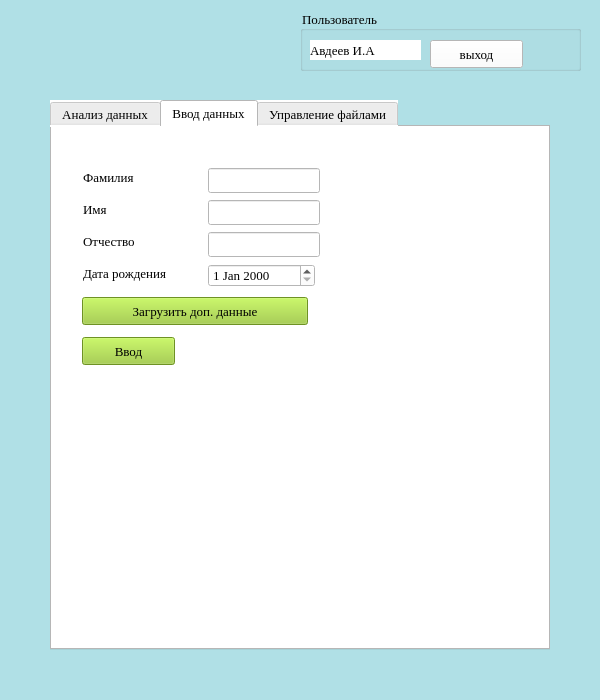
The window that src/ui/mainWindow.ui (alneremin/lung-cancer-diagnosis) describes before a commit, drawn with Qt 5.
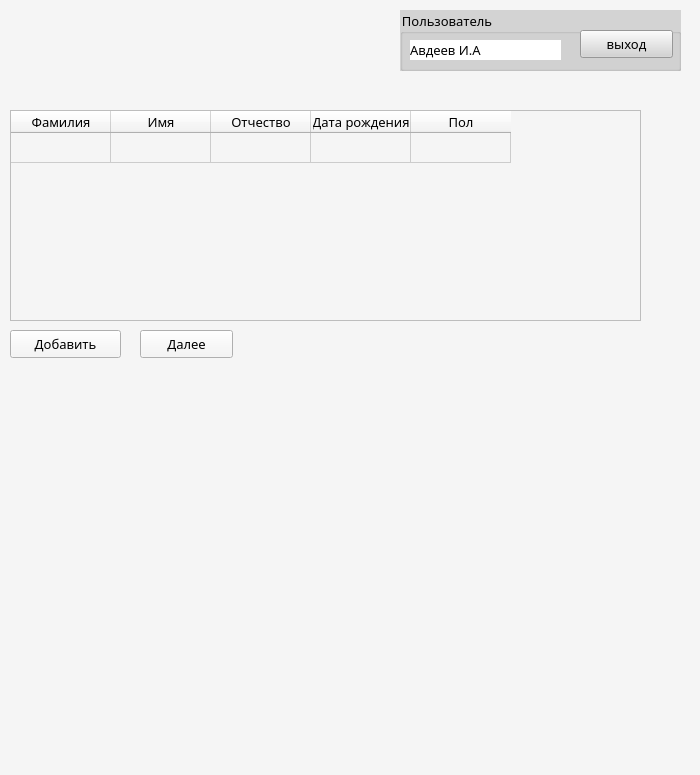
The same window after the commit. The open tabs and pages were chosen to show the change.

```diff
--- a/src/ui/mainWindow.ui
+++ b/src/ui/mainWindow.ui
@@ -6,8 +6,8 @@
    <rect>
     <x>0</x>
     <y>0</y>
-    <width>600</width>
-    <height>700</height>
+    <width>700</width>
+    <height>775</height>
    </rect>
   </property>
   <property name="sizePolicy">
@@ -18,30 +18,31 @@
   </property>
   <property name="minimumSize">
    <size>
-    <width>600</width>
-    <height>700</height>
+    <width>700</width>
+    <height>775</height>
    </size>
   </property>
   <property name="maximumSize">
    <size>
-    <width>600</width>
-    <height>700</height>
+    <width>700</width>
+    <height>775</height>
    </size>
   </property>
   <property name="windowTitle">
    <string>Система меддиагностики</string>
   </property>
   <property name="styleSheet">
-   <string notr="true">background-color: rgb(176, 224, 230)</string>
+   <string notr="true">font: 10pt corbel;
+background: rgb(245, 245, 245);	</string>
   </property>
   <widget class="QWidget" name="centralwidget">
    <widget class="QTabWidget" name="tabWidget">
     <property name="geometry">
      <rect>
-      <x>50</x>
-      <y>100</y>
-      <width>500</width>
-      <height>550</height>
+      <x>10</x>
+      <y>80</y>
+      <width>700</width>
+      <height>800</height>
      </rect>
     </property>
     <property name="sizePolicy">
@@ -50,19 +51,195 @@
       <verstretch>0</verstretch>
      </sizepolicy>
     </property>
+    <property name="minimumSize">
+     <size>
+      <width>700</width>
+      <height>800</height>
+     </size>
+    </property>
+    <property name="maximumSize">
+     <size>
+      <width>700</width>
+      <height>800</height>
+     </size>
+    </property>
     <property name="focusPolicy">
      <enum>Qt::NoFocus</enum>
     </property>
     <property name="styleSheet">
-     <string notr="true">background-color: white;
-font: 10pt Times New Roman</string>
+     <string notr="true">QTabWidget QWidget {
+	background: rgb(245, 245, 245);
+	color:black;
+}
+QTabWidget::pane {
+  border: none;
+} 
+
+QTabBar::tab{
+	background: red;
+	width:0; 
+	height: 0; 		
+	margin: 0;
+	padding: 0;
+	border: none;
+} 
+</string>
+    </property>
+    <property name="tabPosition">
+     <enum>QTabWidget::North</enum>
+    </property>
+    <property name="tabShape">
+     <enum>QTabWidget::Rounded</enum>
     </property>
     <property name="currentIndex">
      <number>0</number>
     </property>
+    <property name="usesScrollButtons">
+     <bool>true</bool>
+    </property>
+    <property name="tabBarAutoHide">
+     <bool>false</bool>
+    </property>
+    <widget class="QWidget" name="startAnalyze">
+     <property name="styleSheet">
+      <string notr="true"/>
+     </property>
+     <attribute name="title">
+      <string/>
+     </attribute>
+     <widget class="QTableWidget" name="tableWidget">
+      <property name="geometry">
+       <rect>
+        <x>0</x>
+        <y>30</y>
+        <width>631</width>
+        <height>211</height>
+       </rect>
+      </property>
+      <attribute name="verticalHeaderVisible">
+       <bool>false</bool>
+      </attribute>
+      <row>
+       <property name="text">
+        <string>пупкин</string>
+       </property>
+      </row>
+      <column>
+       <property name="text">
+        <string>Фамилия</string>
+       </property>
+      </column>
+      <column>
+       <property name="text">
+        <string>Имя</string>
+       </property>
+      </column>
+      <column>
+       <property name="text">
+        <string>Отчество</string>
+       </property>
+      </column>
+      <column>
+       <property name="text">
+        <string>Дата рождения</string>
+       </property>
+      </column>
+      <column>
+       <property name="text">
+        <string>Пол</string>
+       </property>
+      </column>
+     </widget>
+     <widget class="QPushButton" name="buttonDownFile">
+      <property name="geometry">
+       <rect>
+        <x>130</x>
+        <y>250</y>
+        <width>93</width>
+        <height>28</height>
+       </rect>
+      </property>
+      <property name="text">
+       <string>Далее</string>
+      </property>
+     </widget>
+     <widget class="QPushButton" name="buttonAddPatient">
+      <property name="geometry">
+       <rect>
+        <x>0</x>
+        <y>250</y>
+        <width>111</width>
+        <height>28</height>
+       </rect>
+      </property>
+      <property name="text">
+       <string>Добавить</string>
+      </property>
+     </widget>
+    </widget>
+    <widget class="QWidget" name="downloadFile">
+     <attribute name="title">
+      <string/>
+     </attribute>
+     <widget class="QPushButton" name="buttonDownloadCTFile">
+      <property name="geometry">
+       <rect>
+        <x>50</x>
+        <y>100</y>
+        <width>141</width>
+        <height>28</height>
+       </rect>
+      </property>
+      <property name="styleSheet">
+       <string notr="true"/>
+      </property>
+      <property name="text">
+       <string>Загрузить файл</string>
+      </property>
+     </widget>
+     <widget class="QLabel" name="labelFilePath">
+      <property name="geometry">
+       <rect>
+        <x>50</x>
+        <y>70</y>
+        <width>601</width>
+        <height>16</height>
+       </rect>
+      </property>
+      <property name="text">
+       <string>Тут будет имя файла</string>
+      </property>
+     </widget>
+     <widget class="QPushButton" name="buttonAnalyze">
+      <property name="geometry">
+       <rect>
+        <x>310</x>
+        <y>100</y>
+        <width>93</width>
+        <height>28</height>
+       </rect>
+      </property>
+      <property name="text">
+       <string>Далее</string>
+      </property>
+     </widget>
+     <widget class="QPushButton" name="Index1buttonBack">
+      <property name="geometry">
+       <rect>
+        <x>200</x>
+        <y>100</y>
+        <width>93</width>
+        <height>28</height>
+       </rect>
+      </property>
+      <property name="text">
+       <string>назад</string>
+      </property>
+     </widget>
+    </widget>
     <widget class="QWidget" name="Analyze">
      <attribute name="title">
-      <string>Анализ данных</string>
+      <string/>
      </attribute>
      <widget class="QPushButton" name="buttonAnalysis">
       <property name="geometry">
@@ -90,6 +267,37 @@
         <height>28</height>
        </rect>
       </property>
+      <property name="text">
+       <string>Далее</string>
+      </property>
+     </widget>
+     <widget class="QPushButton" name="Index2buttonBack">
+      <property name="geometry">
+       <rect>
+        <x>150</x>
+        <y>110</y>
+        <width>93</width>
+        <height>28</height>
+       </rect>
+      </property>
+      <property name="text">
+       <string>назад</string>
+      </property>
+     </widget>
+    </widget>
+    <widget class="QWidget" name="resultAnalyze">
+     <attribute name="title">
+      <string/>
+     </attribute>
+     <widget class="QPushButton" name="saveBD">
+      <property name="geometry">
+       <rect>
+        <x>30</x>
+        <y>570</y>
+        <width>151</width>
+        <height>28</height>
+       </rect>
+      </property>
       <property name="styleSheet">
        <string notr="true">background-color: rgb(154, 205, 50);
 font: 10pt Times New Roman</string>
@@ -128,31 +336,14 @@
     </widget>
     <widget class="QWidget" name="inputDate">
      <attribute name="title">
-      <string>Ввод данных</string>
+      <string/>
      </attribute>
-     <widget class="QPushButton" name="buttonDownloading_2">
-      <property name="geometry">
-       <rect>
-        <x>30</x>
-        <y>170</y>
-        <width>226</width>
-        <height>28</height>
-       </rect>
-      </property>
-      <property name="styleSheet">
-       <string notr="true">background-color: rgb(154, 205, 50);
-font: 10pt Times New Roman</string>
-      </property>
-      <property name="text">
-       <string>Загрузить доп. данные</string>
-      </property>
-     </widget>
      <widget class="QLabel" name="labelName">
       <property name="geometry">
        <rect>
         <x>31</x>
         <y>73</y>
-        <width>32</width>
+        <width>91</width>
         <height>19</height>
        </rect>
       </property>
@@ -163,8 +354,8 @@
      <widget class="QLineEdit" name="lineEditSurname">
       <property name="geometry">
        <rect>
-        <x>156</x>
-        <y>41</y>
+        <x>210</x>
+        <y>30</y>
         <width>112</width>
         <height>25</height>
        </rect>
@@ -175,7 +366,7 @@
        <rect>
         <x>31</x>
         <y>41</y>
-        <width>70</width>
+        <width>101</width>
         <height>19</height>
        </rect>
       </property>
@@ -186,8 +377,8 @@
      <widget class="QLineEdit" name="lineEditName">
       <property name="geometry">
        <rect>
-        <x>156</x>
-        <y>73</y>
+        <x>210</x>
+        <y>68</y>
         <width>112</width>
         <height>25</height>
        </rect>
@@ -201,7 +392,7 @@
        <rect>
         <x>31</x>
         <y>105</y>
-        <width>73</width>
+        <width>141</width>
         <height>19</height>
        </rect>
       </property>
@@ -214,7 +405,7 @@
        <rect>
         <x>31</x>
         <y>137</y>
-        <width>118</width>
+        <width>181</width>
         <height>19</height>
        </rect>
       </property>
@@ -225,8 +416,8 @@
      <widget class="QLineEdit" name="lineEditPatronymic">
       <property name="geometry">
        <rect>
-        <x>156</x>
-        <y>105</y>
+        <x>210</x>
+        <y>100</y>
         <width>112</width>
         <height>25</height>
        </rect>
@@ -236,35 +427,26 @@
       <property name="geometry">
        <rect>
         <x>30</x>
-        <y>210</y>
-        <width>93</width>
+        <y>200</y>
+        <width>111</width>
         <height>28</height>
        </rect>
       </property>
-      <property name="styleSheet">
-       <string notr="true">background-color: rgb(154, 205, 50);
-font: 10pt Times New Roman</string>
-      </property>
       <property name="text">
-       <string>Ввод</string>
+       <string>Добавить</string>
       </property>
      </widget>
      <widget class="QDateEdit" name="dateEdit">
       <property name="geometry">
        <rect>
-        <x>156</x>
-        <y>137</y>
-        <width>107</width>
-        <height>23</height>
+        <x>210</x>
+        <y>140</y>
+        <width>111</width>
+        <height>21</height>
        </rect>
       </property>
      </widget>
-    </widget>
-    <widget class="QWidget" name="downloadingFromFile">
-     <attribute name="title">
-      <string>Управление файлами</string>
-     </attribute>
-     <widget class="QWidget" name="layoutWidget">
+     <widget class="QPushButton" name="Index4buttonBack">
       <property name="geometry">
        <rect>
         <x>30</x>
@@ -303,14 +485,26 @@
    <widget class="QGroupBox" name="groupBox">
     <property name="geometry">
      <rect>
-      <x>300</x>
+      <x>400</x>
       <y>10</y>
       <width>281</width>
       <height>61</height>
      </rect>
     </property>
+    <property name="minimumSize">
+     <size>
+      <width>281</width>
+      <height>61</height>
+     </size>
+    </property>
+    <property name="maximumSize">
+     <size>
+      <width>281</width>
+      <height>61</height>
+     </size>
+    </property>
     <property name="styleSheet">
-     <string notr="true">font: 10pt Times New Roman</string>
+     <string notr="true">background-color: rgb(211, 211, 211);</string>
     </property>
     <property name="title">
      <string>Пользователь</string>
@@ -318,14 +512,14 @@
     <widget class="QPushButton" name="exit">
      <property name="geometry">
       <rect>
-       <x>130</x>
-       <y>30</y>
+       <x>180</x>
+       <y>20</y>
        <width>93</width>
        <height>28</height>
       </rect>
      </property>
      <property name="styleSheet">
-      <string notr="true">background-color:white</string>
+      <string notr="true"/>
      </property>
      <property name="text">
       <string>выход</string>
@@ -336,7 +530,7 @@
       <rect>
        <x>10</x>
        <y>30</y>
-       <width>111</width>
+       <width>151</width>
        <height>20</height>
       </rect>
      </property>
```
Left out of the diff: 114 changed lines with no effect on the pictures.
